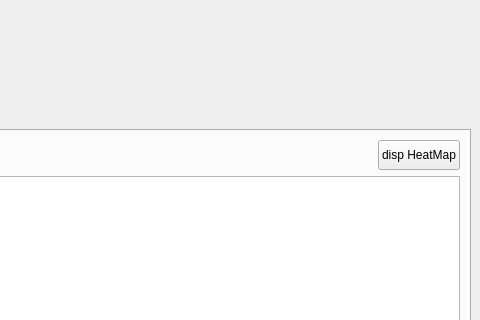
Above: trade_monitor/trade_monitor/gui_monitor.ui from takkin-takilog/namake-trader before the change; both pictures show x 456 to 936 and y 0 to 320 of the 936 by 851 pixel window. Below: the same form after it.
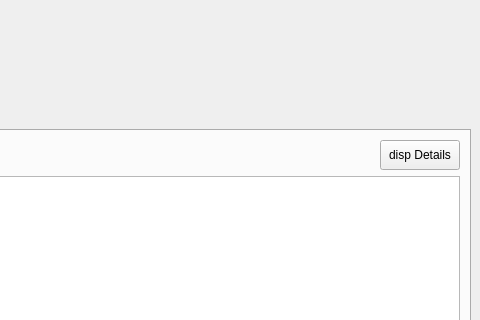
That is the form after the change.

The edit to the form file:
```diff
--- a/trade_monitor/trade_monitor/gui_monitor.ui
+++ b/trade_monitor/trade_monitor/gui_monitor.ui
@@ -495,7 +495,7 @@
              </size>
             </property>
             <property name="text">
-             <string>disp HeatMap</string>
+             <string>disp Details</string>
             </property>
            </widget>
           </item>
```
Left out of the diff: 2 changed lines with no effect on the pictures.
